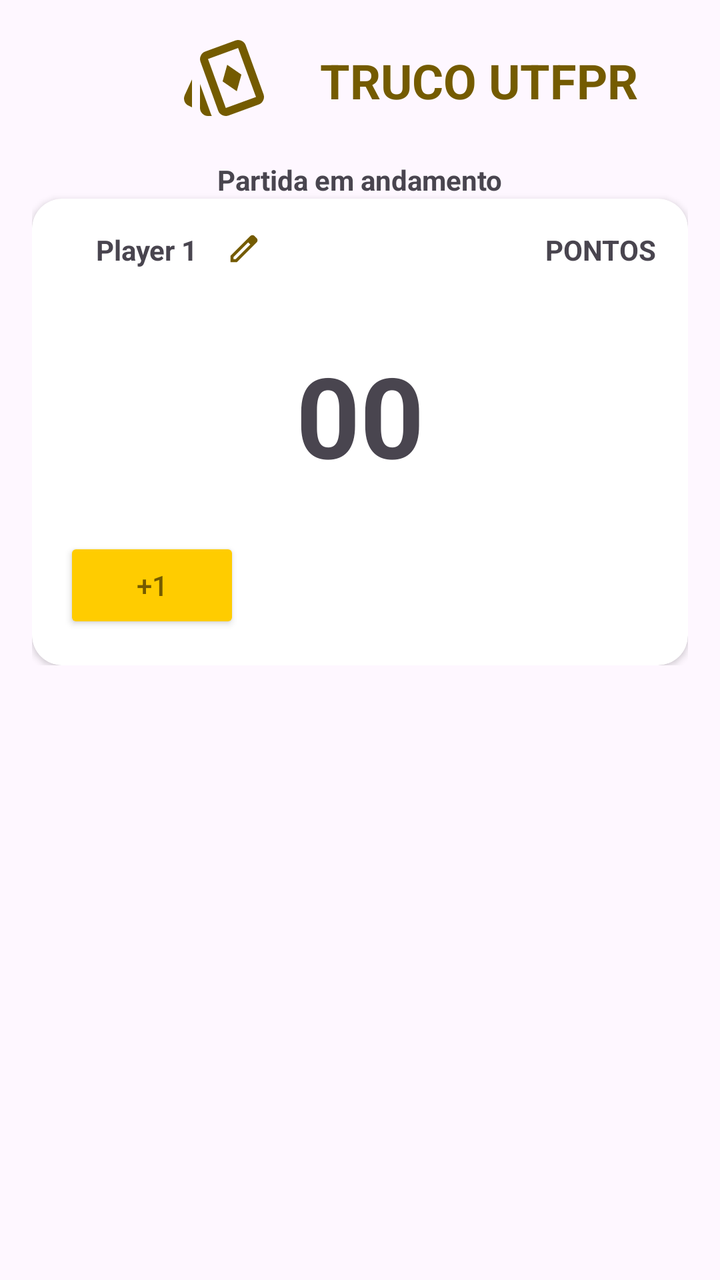
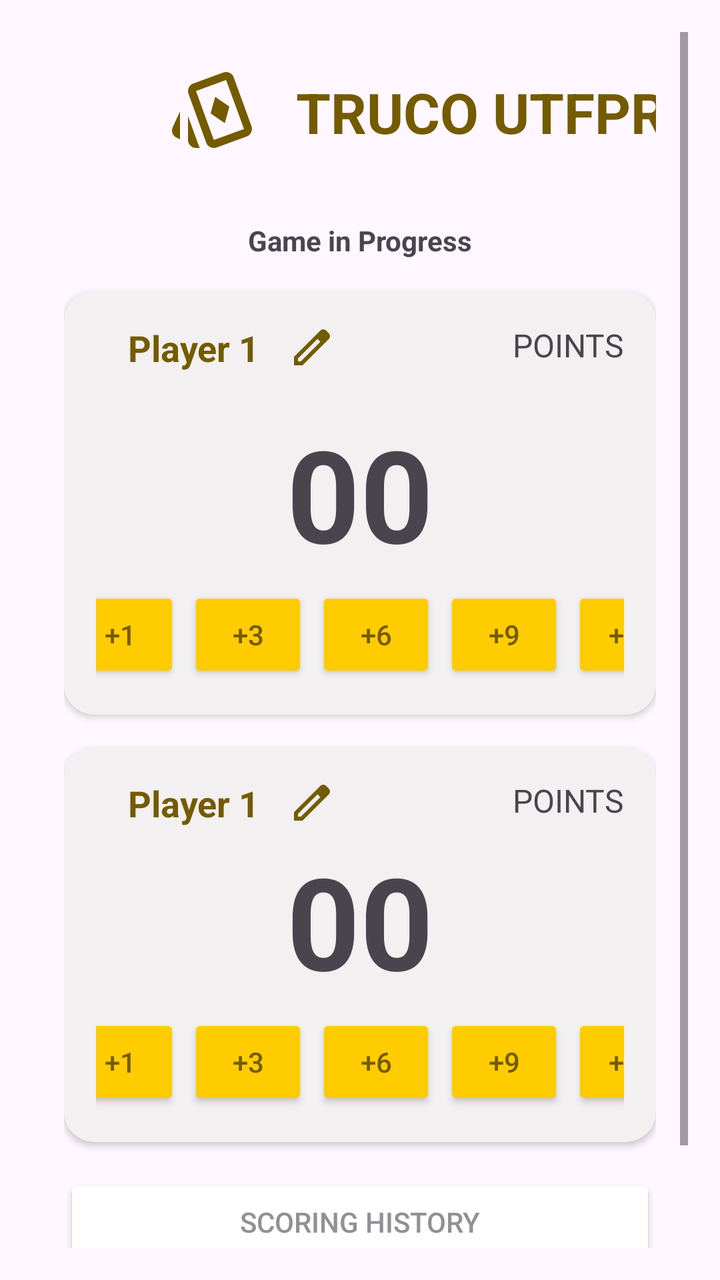

An Android layout rendered at two revisions. The XML below is the earlier revision; the diff shows what the commit changed to produce the second picture.
<!-- AndroidManifest.xml: application theme Theme.PlayScore -->
<!-- res/layout/activity_main.xml -->
<?xml version="1.0" encoding="utf-8"?>
<ScrollView xmlns:android="http://schemas.android.com/apk/res/android"
    xmlns:app="http://schemas.android.com/apk/res-auto"
    xmlns:tools="http://schemas.android.com/tools"
    android:id="@+id/main"
    android:layout_width="match_parent"
    android:layout_height="match_parent"
    android:padding="16dp"
    tools:context=".MainActivity">

    <androidx.constraintlayout.widget.ConstraintLayout
        android:layout_width="match_parent"
        android:layout_height="wrap_content">

        <ImageView
            android:id="@+id/logoApp"
            android:layout_width="48dp"
            android:layout_height="48dp"
            android:layout_marginStart="72dp"
            android:src="@drawable/ic_logo_app"
            app:layout_constraintEnd_toEndOf=""
            app:layout_constraintStart_toStartOf="parent"
            app:layout_constraintTop_toTopOf="parent" />

        <TextView
            android:id="@+id/titleApp"
            android:layout_width="wrap_content"
            android:layout_height="wrap_content"
            android:layout_marginStart="24dp"
            android:text="TRUCO UTFPR"
            android:textColor="#745B00"
            android:textSize="24sp"
            android:textStyle="bold"
            app:layout_constraintBottom_toBottomOf="@+id/logoApp"
            app:layout_constraintStart_toEndOf="@+id/logoApp"
            app:layout_constraintTop_toTopOf="@+id/logoApp" />

        <TextView
            android:id="@+id/statusGame"
            android:layout_width="wrap_content"
            android:layout_height="wrap_content"
            android:layout_marginTop="24dp"
            android:text="Partida em andamento"
            android:textStyle="bold"
            app:layout_constraintEnd_toEndOf="parent"
            app:layout_constraintStart_toStartOf="parent"
            app:layout_constraintTop_toBottomOf="@+id/titleApp" />


        <androidx.cardview.widget.CardView
            android:layout_width="match_parent"
            android:layout_height="wrap_content"
            app:cardCornerRadius="15dp"
            app:layout_constraintEnd_toEndOf="parent"
            app:layout_constraintEnd_toStartOf="parent"
            app:layout_constraintTop_toBottomOf="@id/statusGame">

            <androidx.constraintlayout.widget.ConstraintLayout
                android:id="@+id/constrainLayout1"
                android:layout_width="match_parent"
                android:layout_height="wrap_content"
                android:padding="16dp">

                <TextView
                    android:id="@+id/tvPlayerOne"
                    android:layout_width="wrap_content"
                    android:layout_height="wrap_content"
                    android:layout_marginStart="16dp"
                    android:text="Player 1"
                    android:textStyle="bold"
                    app:layout_constraintBottom_toBottomOf="@+id/imageEdit"
                    app:layout_constraintStart_toStartOf="parent"
                    app:layout_constraintTop_toTopOf="@+id/imageEdit"
                    app:layout_constraintVertical_bias="0.439" />

                <ImageView
                    android:id="@+id/imageEdit"
                    android:layout_width="18dp"
                    android:layout_height="18dp"
                    android:layout_marginStart="14dp"
                    android:src="@drawable/ic_edit"
                    app:layout_constraintStart_toEndOf="@+id/tvPlayerOne"
                    app:layout_constraintTop_toTopOf="parent" />

                <TextView
                    android:id="@+id/tvPoint"
                    android:layout_width="wrap_content"
                    android:layout_height="wrap_content"
                    android:text="PONTOS"
                    android:textStyle="bold"
                    app:layout_constraintEnd_toEndOf="parent"
                    app:layout_constraintTop_toTopOf="@id/tvPlayerOne" />

                <TextView
                    android:id="@+id/tvPoints"
                    android:layout_width="wrap_content"
                    android:layout_height="wrap_content"
                    android:layout_marginTop="36dp"
                    android:text="00"
                    android:textSize="56dp"
                    android:textStyle="bold"
                    app:layout_constraintEnd_toEndOf="parent"
                    app:layout_constraintStart_toStartOf="parent"
                    app:layout_constraintTop_toBottomOf="@id/tvPlayerOne" />

                <Button
                    android:layout_width="wrap_content"
                    android:layout_height="wrap_content"
                    android:layout_marginTop="24dp"
                    android:backgroundTint="#FFCC00"
                    android:text="+1"
                    android:textColor="#745B00"
                    app:cornerRadius="0dp"
                    app:layout_constraintTop_toBottomOf="@id/tvPoints"
                    app:layout_constraintStart_toStartOf="parent"/>


            </androidx.constraintlayout.widget.ConstraintLayout>
        </androidx.cardview.widget.CardView>

    </androidx.constraintlayout.widget.ConstraintLayout>


</ScrollView>
<!-- resources referenced by this layout -->
<resources>
  <!-- drawable ic_edit (drawable) -->
  <vector xmlns:android="http://schemas.android.com/apk/res/android" android:height="24dp" android:tint="#745B00" android:viewportHeight="960" android:viewportWidth="960" android:width="24dp">
        
      <path android:fillColor="@android:color/white" android:pathData="M200,760L257,760L648,369L591,312L200,703L200,760ZM120,840L120,670L648,143Q660,132 674.5,126Q689,120 705,120Q721,120 736,126Q751,132 762,144L817,200Q829,211 834.5,226Q840,241 840,256Q840,272 834.5,286.5Q829,301 817,313L290,840L120,840ZM760,256L760,256L704,200L704,200L760,256ZM619,341L591,312L591,312L648,369L648,369L619,341Z"/>
      
  </vector>
  <!-- drawable ic_logo_app (drawable) -->
  <vector xmlns:android="http://schemas.android.com/apk/res/android" android:height="24dp" android:tint="#745B00" android:viewportHeight="960" android:viewportWidth="960" android:width="24dp">
        
      <path android:fillColor="@android:color/white" android:pathData="M608,592L654,426L512,328L466,494L608,592ZM160,753L127,737Q96,724 85,692.5Q74,661 88,630L160,474L160,753ZM320,840Q287,840 263.5,816Q240,792 240,759L240,520L347,814Q350,821 352,827.5Q354,834 359,840L320,840ZM526,835Q495,846 464,832Q433,818 422,787L245,298Q234,267 248,236.5Q262,206 293,195L594,85Q625,74 655.5,88Q686,102 697,133L875,622Q886,653 872,683.5Q858,714 827,725L526,835ZM498,760L800,650Q800,650 800,650Q800,650 800,650L621,160Q621,160 621,160Q621,160 621,160L320,270Q320,270 320,270Q320,270 320,270L498,760Q498,760 498,760Q498,760 498,760ZM560,460Q560,460 560,460Q560,460 560,460L560,460Q560,460 560,460Q560,460 560,460L560,460Q560,460 560,460Q560,460 560,460L560,460Q560,460 560,460Q560,460 560,460Z"/>
      
  </vector>
  <style name="Theme.PlayScore" parent="Base.Theme.PlayScore" />
  <style name="Base.Theme.PlayScore" parent="Theme.Material3.DayNight.NoActionBar">
          
          
      </style>
</resources>

<!-- the commit's change to res/layout/activity_main.xml (unified diff, before → after) -->
@@ -10,15 +10,16 @@
 
     <androidx.constraintlayout.widget.ConstraintLayout
         android:layout_width="match_parent"
-        android:layout_height="wrap_content">
+        android:layout_height="match_parent"
+        android:padding="16dp">
 
         <ImageView
             android:id="@+id/logoApp"
             android:layout_width="48dp"
             android:layout_height="48dp"
-            android:layout_marginStart="72dp"
+            android:layout_marginStart="50dp"
+            android:contentDescription="no"
             android:src="@drawable/ic_logo_app"
-            app:layout_constraintEnd_toEndOf=""
             app:layout_constraintStart_toStartOf="parent"
             app:layout_constraintTop_toTopOf="parent" />
 
@@ -26,33 +27,36 @@
             android:id="@+id/titleApp"
             android:layout_width="wrap_content"
             android:layout_height="wrap_content"
-            android:layout_marginStart="24dp"
+            android:layout_marginStart="18dp"
             android:text="TRUCO UTFPR"
             android:textColor="#745B00"
-            android:textSize="24sp"
+            android:textSize="28sp"
             android:textStyle="bold"
-            app:layout_constraintBottom_toBottomOf="@+id/logoApp"
-            app:layout_constraintStart_toEndOf="@+id/logoApp"
-            app:layout_constraintTop_toTopOf="@+id/logoApp" />
+            app:layout_constraintBottom_toBottomOf="@id/logoApp"
+            app:layout_constraintStart_toEndOf="@id/logoApp"
+            app:layout_constraintTop_toTopOf="@id/logoApp" />
 
         <TextView
             android:id="@+id/statusGame"
             android:layout_width="wrap_content"
             android:layout_height="wrap_content"
-            android:layout_marginTop="24dp"
-            android:text="Partida em andamento"
+            android:layout_marginTop="36dp"
+            android:text="Game in Progress"
             android:textStyle="bold"
             app:layout_constraintEnd_toEndOf="parent"
             app:layout_constraintStart_toStartOf="parent"
-            app:layout_constraintTop_toBottomOf="@+id/titleApp" />
+            app:layout_constraintTop_toBottomOf="@id/titleApp" />
 
 
         <androidx.cardview.widget.CardView
+            android:id="@+id/cvPlayerOne"
             android:layout_width="match_parent"
             android:layout_height="wrap_content"
+            android:layout_marginTop="16dp"
+            android:backgroundTint="#F2F0F0"
             app:cardCornerRadius="15dp"
             app:layout_constraintEnd_toEndOf="parent"
-            app:layout_constraintEnd_toStartOf="parent"
+            app:layout_constraintStart_toStartOf="parent"
             app:layout_constraintTop_toBottomOf="@id/statusGame">
 
             <androidx.constraintlayout.widget.ConstraintLayout
@@ -67,57 +71,271 @@
                     android:layout_height="wrap_content"
                     android:layout_marginStart="16dp"
                     android:text="Player 1"
+                    android:textColor="#745B00"
+                    android:textSize="18dp"
                     android:textStyle="bold"
-                    app:layout_constraintBottom_toBottomOf="@+id/imageEdit"
-                    app:layout_constraintStart_toStartOf="parent"
-                    app:layout_constraintTop_toTopOf="@+id/imageEdit"
+                    app:layout_constraintBottom_toBottomOf="@id/ivEdit_1"
+                    app:layout_constraintStart_toStartOf="parent"
+                    app:layout_constraintTop_toTopOf="@id/ivEdit_1"
                     app:layout_constraintVertical_bias="0.439" />
 
                 <ImageView
-                    android:id="@+id/imageEdit"
-                    android:layout_width="18dp"
-                    android:layout_height="18dp"
+                    android:id="@+id/ivEdit_1"
+                    android:layout_width="24dp"
+                    android:layout_height="24dp"
                     android:layout_marginStart="14dp"
                     android:src="@drawable/ic_edit"
-                    app:layout_constraintStart_toEndOf="@+id/tvPlayerOne"
+                    app:layout_constraintStart_toEndOf="@id/tvPlayerOne"
                     app:layout_constraintTop_toTopOf="parent" />
 
                 <TextView
-                    android:id="@+id/tvPoint"
-                    android:layout_width="wrap_content"
-                    android:layout_height="wrap_content"
-                    android:text="PONTOS"
+                    android:id="@+id/tvPointOne"
+                    android:layout_width="wrap_content"
+                    android:layout_height="wrap_content"
+                    android:text="POINTS"
+                    android:textSize="16dp"
+                    app:layout_constraintEnd_toEndOf="parent"
+                    app:layout_constraintTop_toTopOf="@id/tvPlayerOne" />
+
+                <TextView
+                    android:id="@+id/tvPoints"
+                    android:layout_width="wrap_content"
+                    android:layout_height="wrap_content"
+                    android:layout_marginTop="18dp"
+                    android:text="00"
+                    android:textSize="64dp"
                     android:textStyle="bold"
                     app:layout_constraintEnd_toEndOf="parent"
-                    app:layout_constraintTop_toTopOf="@id/tvPlayerOne" />
-
-                <TextView
-                    android:id="@+id/tvPoints"
-                    android:layout_width="wrap_content"
-                    android:layout_height="wrap_content"
-                    android:layout_marginTop="36dp"
+                    app:layout_constraintStart_toStartOf="parent"
+                    app:layout_constraintTop_toBottomOf="@id/tvPlayerOne" />
+
+                <LinearLayout
+                    android:layout_width="match_parent"
+                    android:layout_height="wrap_content"
+                    android:layout_marginTop="4dp"
+                    android:gravity="center"
+                    android:orientation="horizontal"
+                    app:layout_constraintBottom_toBottomOf="parent"
+                    app:layout_constraintStart_toStartOf="parent"
+                    app:layout_constraintTop_toBottomOf="@id/tvPoints">
+
+                    <Button
+                        android:id="@+id/btAddOne_1"
+                        android:layout_width="60dp"
+                        android:layout_height="48dp"
+                        android:layout_marginStart="16dp"
+                        android:backgroundTint="#FFCC00"
+                        android:padding="0dp"
+                        android:text="+1"
+                        android:textColor="#745B00"
+                        app:cornerRadius="0dp" />
+
+                    <Button
+                        android:id="@+id/btAddThree_1"
+                        android:layout_width="60dp"
+                        android:layout_height="48dp"
+                        android:layout_marginStart="4dp"
+                        android:backgroundTint="#FFCC00"
+                        android:padding="0dp"
+                        android:text="+3"
+                        android:textColor="#745B00"
+                        app:cornerRadius="0dp" />
+
+                    <Button
+                        android:id="@+id/btAddSix_1"
+                        android:layout_width="60dp"
+                        android:layout_height="48dp"
+                        android:layout_marginStart="4dp"
+                        android:backgroundTint="#FFCC00"
+                        android:padding="0dp"
+                        android:text="+6"
+                        android:textColor="#745B00"
+                        app:cornerRadius="0dp" />
+
+                    <Button
+                        android:id="@+id/btAddNine_1"
+                        android:layout_width="60dp"
+                        android:layout_height="48dp"
+                        android:layout_marginStart="4dp"
+                        android:backgroundTint="#FFCC00"
+                        android:padding="0dp"
+                        android:text="+9"
+                        android:textColor="#745B00"
+                        app:cornerRadius="0dp" />
+
+                    <Button
+                        android:id="@+id/btAddTwelve_1"
+                        android:layout_width="60dp"
+                        android:layout_height="48dp"
+                        android:layout_marginStart="4dp"
+                        android:backgroundTint="#FFCC00"
+                        android:padding="0dp"
+                        android:text="+12"
+                        android:textColor="#745B00"
+                        app:cornerRadius="0dp" />
+
+                </LinearLayout>
+            </androidx.constraintlayout.widget.ConstraintLayout>
+        </androidx.cardview.widget.CardView>
+
+
+        <androidx.cardview.widget.CardView
+            android:id="@+id/cvPlayerTwo"
+            android:layout_width="match_parent"
+            android:layout_height="wrap_content"
+            android:layout_marginTop="16dp"
+            android:backgroundTint="#F2F0F0"
+            app:cardCornerRadius="15dp"
+            app:layout_constraintEnd_toEndOf="parent"
+            app:layout_constraintStart_toStartOf="parent"
+            app:layout_constraintTop_toBottomOf="@id/cvPlayerOne">
+
+            <androidx.constraintlayout.widget.ConstraintLayout
+                android:id="@+id/constrainLayout2"
+                android:layout_width="match_parent"
+                android:layout_height="wrap_content"
+                android:padding="16dp">
+
+                <TextView
+                    android:id="@+id/tvPlayerTwo"
+                    android:layout_width="wrap_content"
+                    android:layout_height="wrap_content"
+                    android:layout_marginStart="16dp"
+                    android:text="Player 1"
+                    android:textColor="#745B00"
+                    android:textSize="18dp"
+                    android:textStyle="bold"
+                    app:layout_constraintBottom_toBottomOf="@id/ivEdit_2"
+                    app:layout_constraintStart_toStartOf="parent"
+                    app:layout_constraintTop_toTopOf="@id/ivEdit_2"
+                    app:layout_constraintVertical_bias="0.439" />
+
+                <ImageView
+                    android:id="@+id/ivEdit_2"
+                    android:layout_width="24dp"
+                    android:layout_height="24dp"
+                    android:layout_marginStart="14dp"
+                    android:src="@drawable/ic_edit"
+                    app:layout_constraintStart_toEndOf="@id/tvPlayerTwo"
+                    app:layout_constraintTop_toTopOf="parent" />
+
+                <TextView
+                    android:id="@+id/tvPoint"
+                    android:layout_width="wrap_content"
+                    android:layout_height="wrap_content"
+                    android:text="POINTS"
+                    android:textSize="16dp"
+                    app:layout_constraintEnd_toEndOf="parent"
+                    app:layout_constraintTop_toTopOf="@id/tvPlayerTwo" />
+
+                <TextView
+                    android:id="@+id/tvPointsTwo"
+                    android:layout_width="wrap_content"
+                    android:layout_height="wrap_content"
+                    android:layout_marginTop="4dp"
                     android:text="00"
-                    android:textSize="56dp"
+                    android:textSize="64dp"
                     android:textStyle="bold"
                     app:layout_constraintEnd_toEndOf="parent"
                     app:layout_constraintStart_toStartOf="parent"
-                    app:layout_constraintTop_toBottomOf="@id/tvPlayerOne" />
-
-                <Button
-                    android:layout_width="wrap_content"
-                    android:layout_height="wrap_content"
-                    android:layout_marginTop="24dp"
-                    android:backgroundTint="#FFCC00"
-                    android:text="+1"
-                    android:textColor="#745B00"
-                    app:cornerRadius="0dp"
-                    app:layout_constraintTop_toBottomOf="@id/tvPoints"
-                    app:layout_constraintStart_toStartOf="parent"/>
-
-
+                    app:layout_constraintTop_toBottomOf="@id/tvPlayerTwo" />
+
+                <LinearLayout
+                    android:layout_width="match_parent"
+                    android:layout_height="wrap_content"
+                    android:layout_marginTop="4dp"
+                    android:gravity="center"
+                    android:orientation="horizontal"
+                    app:layout_constraintBottom_toBottomOf="parent"
+                    app:layout_constraintStart_toStartOf="parent"
+                    app:layout_constraintTop_toBottomOf="@id/tvPointsTwo">
+
+                    <Button
+                        android:id="@+id/btAddOne_2"
+                        android:layout_width="60dp"
+                        android:layout_height="48dp"
+                        android:layout_marginStart="16dp"
+                        android:backgroundTint="#FFCC00"
+                        android:padding="0dp"
+                        android:text="+1"
+                        android:textColor="#745B00"
+                        app:cornerRadius="0dp" />
+
+                    <Button
+                        android:id="@+id/btAddThree_2"
+                        android:layout_width="60dp"
+                        android:layout_height="48dp"
+                        android:layout_marginStart="4dp"
+                        android:backgroundTint="#FFCC00"
+                        android:padding="0dp"
+                        android:text="+3"
+                        android:textColor="#745B00"
+                        app:cornerRadius="0dp" />
+
+                    <Button
+                        android:id="@+id/btAddSix_2"
+                        android:layout_width="60dp"
+                        android:layout_height="48dp"
+                        android:layout_marginStart="4dp"
+                        android:backgroundTint="#FFCC00"
+                        android:padding="0dp"
+                        android:text="+6"
+                        android:textColor="#745B00"
+                        app:cornerRadius="0dp" />
+
+                    <Button
+                        android:id="@+id/btAddNine_2"
+                        android:layout_width="60dp"
+                        android:layout_height="48dp"
+                        android:layout_marginStart="4dp"
+                        android:backgroundTint="#FFCC00"
+                        android:padding="0dp"
+                        android:text="+9"
+                        android:textColor="#745B00"
+                        app:cornerRadius="0dp" />
+
+                    <Button
+                        android:id="@+id/btAddTwelve_2"
+                        android:layout_width="60dp"
+                        android:layout_height="48dp"
+                        android:layout_marginStart="4dp"
+                        android:backgroundTint="#FFCC00"
+                        android:padding="0dp"
+                        android:text="+12"
+                        android:textColor="#745B00"
+                        app:cornerRadius="0dp" />
+
+                </LinearLayout>
             </androidx.constraintlayout.widget.ConstraintLayout>
         </androidx.cardview.widget.CardView>
 
+        <Button
+            android:id="@+id/btHistory"
+            android:layout_width="0dp"
+            android:layout_height="wrap_content"
+            android:layout_marginTop="16dp"
+            android:backgroundTint="#FFFFFF"
+            android:text="Scoring History"
+            android:textColor="#939095"
+            app:layout_constraintEnd_toEndOf="parent"
+            app:layout_constraintStart_toStartOf="parent"
+            app:layout_constraintTop_toBottomOf="@+id/cvPlayerTwo"
+            app:strokeColor="#939095"
+            app:strokeWidth="1dp" />
+
+        <Button
+            android:id="@+id/btClear"
+            android:layout_width="0dp"
+            android:layout_height="wrap_content"
+            android:backgroundTint="#FFFFFF"
+            android:text="Clear Score History"
+            android:textColor="#939095"
+            app:layout_constraintEnd_toEndOf="parent"
+            app:layout_constraintStart_toStartOf="parent"
+            app:layout_constraintTop_toBottomOf="@+id/btHistory"
+            app:strokeColor="#939095"
+            app:strokeWidth="1dp" />
+
     </androidx.constraintlayout.widget.ConstraintLayout>
 
 
